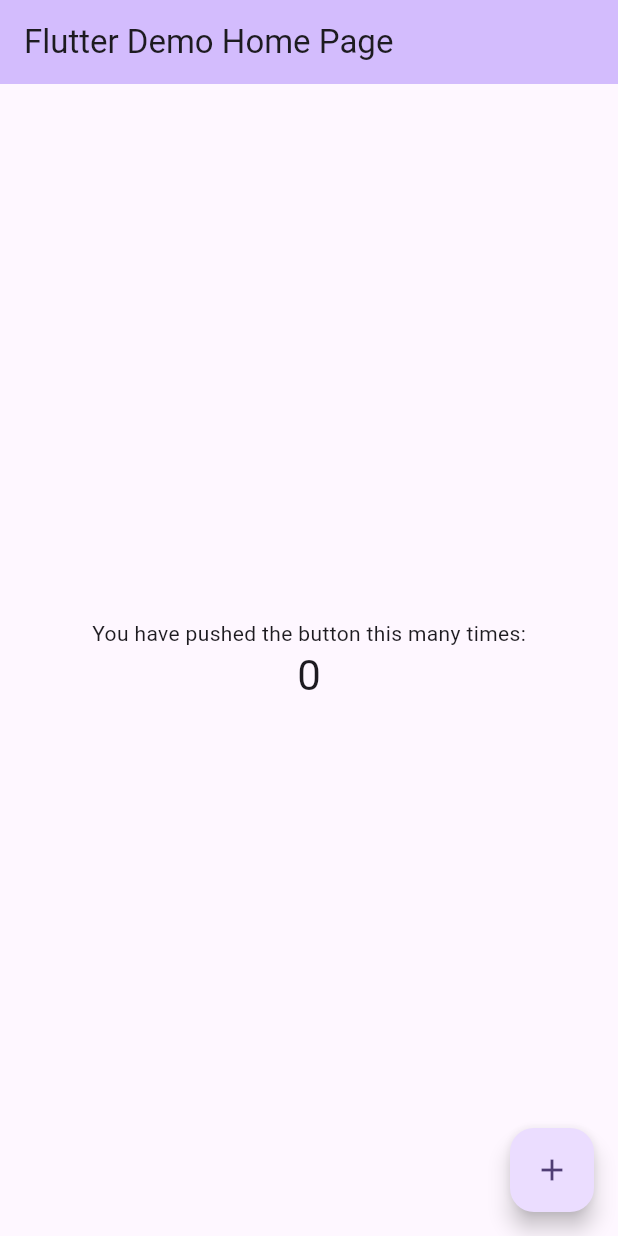
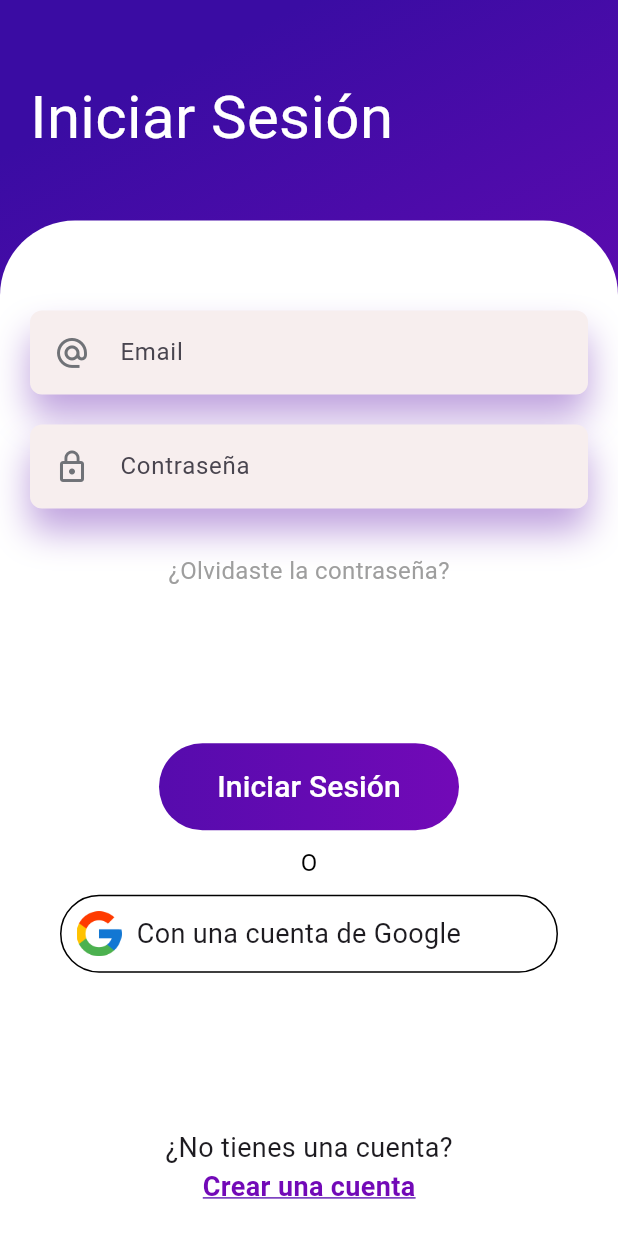
Before and after one commit to Alexnm21/task_manager, a Flutter app: the screen it shows after launch, on a phone screen of 412 x 824 dp. Run offline on Flutter 3.47's test engine with Material 3 defaults, Android fonts, the phone set to English and light mode, and no system bars; our stand-ins replace animate_do, firebase_auth, firebase_core, get; accounts and stored records are empty.

Commit message:
Add firebase + Login UI

```diff
--- /dev/null
+++ b/lib/config/app_theme.dart
@@ -0,0 +1,14 @@
+import 'package:flutter/material.dart';
+
+class AppTheme {
+
+  static Color primary = const Color(0xFF3A0CA3);
+  static Color light = const Color(0xFF7209b7);
+  static Color secondary = const Color(0xFF560bad);
+  static Color inputBackground = Color.fromRGBO(84, 6, 167, 0.376);
+  static Color iconColor = const Color(0xff707277);
+
+  static ThemeData darkTheme = ThemeData.dark().copyWith(
+
+  );
+}
--- /dev/null
+++ b/lib/config/routes.dart
@@ -0,0 +1,11 @@
+import 'package:get/get.dart';
+import 'package:task_manager/screens/screens.dart';
+import 'package:task_manager/screens/singup_screen.dart';
+
+class Routes {
+  List<GetPage<dynamic>> routes = [
+    GetPage(name: '/login', page: () => const LoginScreen(), transition: Transition.rightToLeft),
+    GetPage(name: '/register', page: () => SignUpScreen(), transition: Transition.leftToRight),
+
+  ];
+}
--- /dev/null
+++ b/lib/controllers/controllers.dart
@@ -0,0 +1 @@
+export 'package:task_manager/controllers/user_controller.dart';
--- /dev/null
+++ b/lib/controllers/user_controller.dart
@@ -0,0 +1,6 @@
+import 'package:firebase_auth/firebase_auth.dart';
+import 'package:get/get.dart';
+
+class UserController extends GetxController {
+  Rxn<User> user = Rxn<User>();
+}
--- a/lib/main.dart
+++ b/lib/main.dart
@@ -1,125 +1,34 @@
 import 'package:flutter/material.dart';
+import 'package:firebase_core/firebase_core.dart';
+import 'package:get/get.dart';
+import 'package:task_manager/config/app_theme.dart';
+import 'package:task_manager/config/routes.dart';
+import 'package:task_manager/controllers/controllers.dart';
+import 'package:task_manager/screens/screens.dart';
+import 'firebase_options.dart';
 
-void main() {
+void main() async {
+  WidgetsFlutterBinding.ensureInitialized();
+
+  await Firebase.initializeApp(
+    options: DefaultFirebaseOptions.currentPlatform,
+  );
+
+  Get.put(UserController());
   runApp(const MyApp());
 }
 
 class MyApp extends StatelessWidget {
   const MyApp({super.key});
 
-  // This widget is the root of your application.
   @override
   Widget build(BuildContext context) {
-    return MaterialApp(
-      title: 'Flutter Demo',
-      theme: ThemeData(
-        // This is the theme of your application.
-        //
-        // TRY THIS: Try running your application with "flutter run". You'll see
-        // the application has a blue toolbar. Then, without quitting the app,
-        // try changing the seedColor in the colorScheme below to Colors.green
-        // and then invoke "hot reload" (save your changes or press the "hot
-        // reload" button in a Flutter-supported IDE, or press "r" if you used
-        // the command line to start the app).
-        //
-        // Notice that the counter didn't reset back to zero; the application
-        // state is not lost during the reload. To reset the state, use hot
-        // restart instead.
-        //
-        // This works for code too, not just values: Most code changes can be
-        // tested with just a hot reload.
-        colorScheme: ColorScheme.fromSeed(seedColor: Colors.deepPurple),
-        useMaterial3: true,
-      ),
-      home: const MyHomePage(title: 'Flutter Demo Home Page'),
+    return GetMaterialApp(
+      debugShowCheckedModeBanner: false,
+      title: 'Material App',
+      home: const LoginScreen(),
+      theme: ThemeData.light(),
+      getPages: Routes().routes,
     );
   }
 }
-
-class MyHomePage extends StatefulWidget {
-  const MyHomePage({super.key, required this.title});
-
-  // This widget is the home page of your application. It is stateful, meaning
-  // that it has a State object (defined below) that contains fields that affect
-  // how it looks.
-
-  // This class is the configuration for the state. It holds the values (in this
-  // case the title) provided by the parent (in this case the App widget) and
-  // used by the build method of the State. Fields in a Widget subclass are
-  // always marked "final".
-
-  final String title;
-
-  @override
-  State<MyHomePage> createState() => _MyHomePageState();
-}
-
-class _MyHomePageState extends State<MyHomePage> {
-  int _counter = 0;
-
-  void _incrementCounter() {
-    setState(() {
-      // This call to setState tells the Flutter framework that something has
-      // changed in this State, which causes it to rerun the build method below
-      // so that the display can reflect the updated values. If we changed
-      // _counter without calling setState(), then the build method would not be
-      // called again, and so nothing would appear to happen.
-      _counter++;
-    });
-  }
-
-  @override
-  Widget build(BuildContext context) {
-    // This method is rerun every time setState is called, for instance as done
-    // by the _incrementCounter method above.
-    //
-    // The Flutter framework has been optimized to make rerunning build methods
-    // fast, so that you can just rebuild anything that needs updating rather
-    // than having to individually change instances of widgets.
-    return Scaffold(
-      appBar: AppBar(
-        // TRY THIS: Try changing the color here to a specific color (to
-        // Colors.amber, perhaps?) and trigger a hot reload to see the AppBar
-        // change color while the other colors stay the same.
-        backgroundColor: Theme.of(context).colorScheme.inversePrimary,
-        // Here we take the value from the MyHomePage object that was created by
-        // the App.build method, and use it to set our appbar title.
-        title: Text(widget.title),
-      ),
-      body: Center(
-        // Center is a layout widget. It takes a single child and positions it
-        // in the middle of the parent.
-        child: Column(
-          // Column is also a layout widget. It takes a list of children and
-          // arranges them vertically. By default, it sizes itself to fit its
-          // children horizontally, and tries to be as tall as its parent.
-          //
-          // Column has various properties to control how it sizes itself and
-          // how it positions its children. Here we use mainAxisAlignment to
-          // center the children vertically; the main axis here is the vertical
-          // axis because Columns are vertical (the cross axis would be
-          // horizontal).
-          //
-          // TRY THIS: Invoke "debug painting" (choose the "Toggle Debug Paint"
-          // action in the IDE, or press "p" in the console), to see the
-          // wireframe for each widget.
-          mainAxisAlignment: MainAxisAlignment.center,
-          children: <Widget>[
-            const Text(
-              'You have pushed the button this many times:',
-            ),
-            Text(
-              '$_counter',
-              style: Theme.of(context).textTheme.headlineMedium,
-            ),
-          ],
-        ),
-      ),
-      floatingActionButton: FloatingActionButton(
-        onPressed: _incrementCounter,
-        tooltip: 'Increment',
-        child: const Icon(Icons.add),
-      ), // This trailing comma makes auto-formatting nicer for build methods.
-    );
-  }
-}
--- /dev/null
+++ b/lib/screens/login_screen.dart
@@ -0,0 +1,175 @@
+import 'package:animate_do/animate_do.dart';
+import 'package:flutter/material.dart';
+import 'package:get/get.dart';
+import 'package:task_manager/config/app_theme.dart';
+import 'package:task_manager/widgets/widgets.dart';
+
+class LoginScreen extends StatelessWidget {
+  const LoginScreen({super.key});
+
+  @override
+  Widget build(BuildContext context) {
+    return Scaffold(
+      body: SingleChildScrollView(
+        child: Container(
+          width: Get.width,
+          height: Get.height,
+          decoration: BoxDecoration(
+            gradient: LinearGradient(
+              begin: Alignment.topCenter,
+              colors: [
+                AppTheme.primary,
+                AppTheme.light
+              ]
+            )
+          ),
+          child: SafeArea(
+            bottom: false,
+            child: Column(
+              mainAxisAlignment: MainAxisAlignment.start,
+              crossAxisAlignment: CrossAxisAlignment.start,
+              children: [
+                FadeInLeft(
+                  child: const Padding(
+                    padding: EdgeInsets.only(top: 50, bottom: 0, left: 20),
+                    child: Text('Iniciar Sesión', style: TextStyle(color: Colors.white, fontSize: 40)),
+                  ),
+                ),
+                const SizedBox(height: 40,),
+                Expanded(
+                  child: SlideInUp(
+                    from: Get.height / 2,
+                    child: Container(
+                      decoration: const BoxDecoration(
+                        color: Colors.white,
+                        borderRadius: BorderRadius.only(
+                          topLeft: Radius.circular(50),
+                          topRight: Radius.circular(50)
+                        )
+                      ),
+                      child: Padding(
+                        padding: const EdgeInsets.all(20.0),
+                        child: Column(
+                          children:[
+                            const SizedBox(height: 40),
+                            CustomTextField(text: 'Email', icon: Icon(Icons.alternate_email_outlined, color: AppTheme.iconColor), controller: TextEditingController()),
+                            const SizedBox(height: 20),
+                            CustomTextField(text: 'Contraseña', icon: Icon(Icons.lock_outline, color: AppTheme.iconColor), controller: TextEditingController()),
+                            const SizedBox(height: 30),
+                            const Text('¿Olvidaste la contraseña?', style: TextStyle(color: Colors.grey, fontSize: 16),),
+                            const Spacer(),
+                            SizedBox(width:200, child: CustomButton(text: 'Iniciar Sesión', onPressed: (){}, gradient: LinearGradient(colors: [AppTheme.secondary, AppTheme.light]),)),
+                            const SizedBox(height: 10),
+                            const Text('O', style: TextStyle(color: Colors.black, fontSize: 16),),
+                            const SizedBox(height: 10),
+                            const _GoogleButton(),
+                            const Spacer(),
+                            const Text('¿No tienes una cuenta?', style: TextStyle(fontSize: 18)),
+                            Text('Crear una cuenta', style: TextStyle(fontSize: 18, color: AppTheme.light, fontWeight: FontWeight.bold, decoration: TextDecoration.underline, decorationColor: AppTheme.secondary ),)
+                          ]
+                        ),
+                      ),
+
+                    ),
+                  ),
+                )
+              ],
+            ),
+          ),
+        ),
+      ),
+    );
+  }
+
+
+
+
+  void _handleGoogleSignIn() {
+    // Implementa la lógica de inicio de sesión con Google aquí
+    // Puedes usar un paquete como google_sign_in para facilitar la autenticación con Google
+  }
+}
+
+class EmailLoginScreen extends StatelessWidget {
+  final TextEditingController _emailController = TextEditingController();
+  final TextEditingController _passwordController = TextEditingController();
+
+  EmailLoginScreen({super.key});
+
+  @override
+  Widget build(BuildContext context) {
+    return Scaffold(
+      appBar: AppBar(
+        title: const Text('Login con Correo y Contraseña'),
+      ),
+      body: Padding(
+        padding: const EdgeInsets.all(16.0),
+        child: Column(
+          crossAxisAlignment: CrossAxisAlignment.stretch,
+          mainAxisAlignment: MainAxisAlignment.center,
+          children: [
+            TextField(
+              controller: _emailController,
+              decoration: const InputDecoration(labelText: 'Correo Electrónico'),
+              keyboardType: TextInputType.emailAddress,
+            ),
+            const SizedBox(height: 16.0),
+            TextField(
+              controller: _passwordController,
+              decoration: const InputDecoration(labelText: 'Contraseña'),
+              obscureText: true,
+            ),
+            const SizedBox(height: 32.0),
+            ElevatedButton(
+              onPressed: () {
+                // Aquí puedes agregar la lógica de inicio de sesión con correo y contraseña
+                _handleEmailSignIn();
+              },
+              child: const Text('Iniciar Sesión'),
+            ),
+          ],
+        ),
+      ),
+    );
+  }
+
+  void _handleEmailSignIn() {
+    String email = _emailController.text;
+    String password = _passwordController.text;
+
+    // Realiza la validación de los campos
+    if (email.isEmpty || password.isEmpty) {
+      // Muestra un mensaje de error o realiza la lógica que desees
+      return;
+    }
+
+    // Aquí puedes realizar la lógica de inicio de sesión con correo y contraseña
+    // Por ejemplo, puedes llamar a un servicio de autenticación o validar en una base de datos
+
+    // Después de realizar la lógica de inicio de sesión, puedes navegar a otra pantalla si es necesario
+  }
+}
+
+
+class _GoogleButton extends StatelessWidget {
+  const _GoogleButton();
+
+  @override
+  Widget build(BuildContext context) {
+    return Container(
+      padding: const EdgeInsets.all(10),
+      margin: const EdgeInsets.symmetric(horizontal: 20),
+      decoration: BoxDecoration(
+        borderRadius: BorderRadius.circular(30),
+        border: Border.all(color: Colors.black)
+      ),
+      child: Row(
+        children: [
+          Image.asset('assets/images/google.png',fit: BoxFit.fitHeight, height: 30,),
+          const SizedBox(width: 10),
+          const Expanded(child: Text('Con una cuenta de Google', style: TextStyle(fontSize: 18), overflow: TextOverflow.ellipsis,)),
+        ],
+      ),
+    );
+  }
+}
--- /dev/null
+++ b/lib/screens/screens.dart
@@ -0,0 +1 @@
+export 'package:task_manager/screens/login_screen.dart';
--- /dev/null
+++ b/lib/widgets/custom_button.dart
@@ -0,0 +1,46 @@
+import 'package:flutter/material.dart';
+import 'package:task_manager/config/app_theme.dart';
+
+class CustomButton extends StatelessWidget {
+  final String text;
+  final IconData? icon;
+  final Color? color;
+  final Gradient? gradient;
+  final Function() onPressed;
+
+  const CustomButton({super.key,
+    required this.text,
+    required this.onPressed,
+    this.icon,
+    this.color,
+    this.gradient,
+  });
+
+  @override
+  Widget build(BuildContext context) {
+    return Container(
+      padding: const EdgeInsets.all(5),
+      decoration: BoxDecoration(
+        borderRadius: BorderRadius.circular(30),
+        gradient: gradient, // Utiliza el gradiente si está presente, de lo contrario, usa el color sólido
+        color: color ?? AppTheme.primary,
+      ),
+      child: TextButton(
+        onPressed: () {
+          // Acción cuando se presiona el botón
+        },
+        child: Row(
+          mainAxisSize: MainAxisSize.min,
+          children: [
+            if (icon != null) Icon(icon, color: Colors.white),
+            if (icon != null) const SizedBox(width: 8.0),
+            Text(
+              text,
+              style: const TextStyle(color: Colors.white, fontSize: 20),
+            ),
+          ],
+        ),
+      ),
+    );
+  }
+}
--- /dev/null
+++ b/lib/widgets/custom_textfield.dart
@@ -0,0 +1,59 @@
+import 'package:flutter/material.dart';
+import 'package:task_manager/config/app_theme.dart';
+
+class CustomTextField extends StatelessWidget {
+  const CustomTextField({super.key, required this.text, required this.icon, required this.controller, this.keyboardType, this.obscureText = false});
+
+  final String text;
+  final Widget? icon;
+  final TextEditingController controller;
+  final TextInputType? keyboardType;
+  final bool obscureText;
+
+  @override
+  Widget build(BuildContext context) {
+    return Container(
+      decoration: BoxDecoration(
+        borderRadius: BorderRadius.circular(8),
+        boxShadow: [
+          BoxShadow(
+            color: AppTheme.inputBackground,
+            blurRadius: 20,
+            offset: const Offset(0,15)
+          )
+        ]
+      ),
+      child: TextField(
+        controller: controller,
+        keyboardType: keyboardType,
+        obscureText: obscureText,
+        scrollPadding: const EdgeInsets.symmetric(vertical: 20),
+        cursorColor: AppTheme.primary,
+        decoration: InputDecoration(
+          labelText: text,
+          hintStyle: const TextStyle(
+            color: Color(0xff707277),
+            fontWeight: FontWeight.w300,
+          ),
+          prefixIcon: Padding(
+            padding: const EdgeInsets.only(left: 16, right: 16),
+            child: icon,
+          ),
+          filled: true,
+          fillColor: const Color.fromARGB(255, 247, 238, 238),
+          border: OutlineInputBorder(
+            borderSide: BorderSide.none,
+            borderRadius: BorderRadius.circular(8),
+          ),
+          focusedBorder: OutlineInputBorder(
+            borderSide: BorderSide(
+              color: AppTheme.primary,
+              width: 2
+            ),
+            borderRadius: BorderRadius.circular(8),
+          ),
+        ),
+      ),
+    );
+  }
+}
--- /dev/null
+++ b/lib/widgets/widgets.dart
@@ -0,0 +1,2 @@
+export 'package:task_manager/widgets/custom_button.dart';
+export 'package:task_manager/widgets/custom_textfield.dart';
```
Also changed, not shown: lib/screens/singup_screen.dart (added, +117 -0 lines), lib/services/login_service.dart (added, +25 -0 lines), pubspec.yaml (+8 -3 lines), assets/images/google.png (added), lib/firebase_options.dart (added), pubspec.lock, 18 other files.
